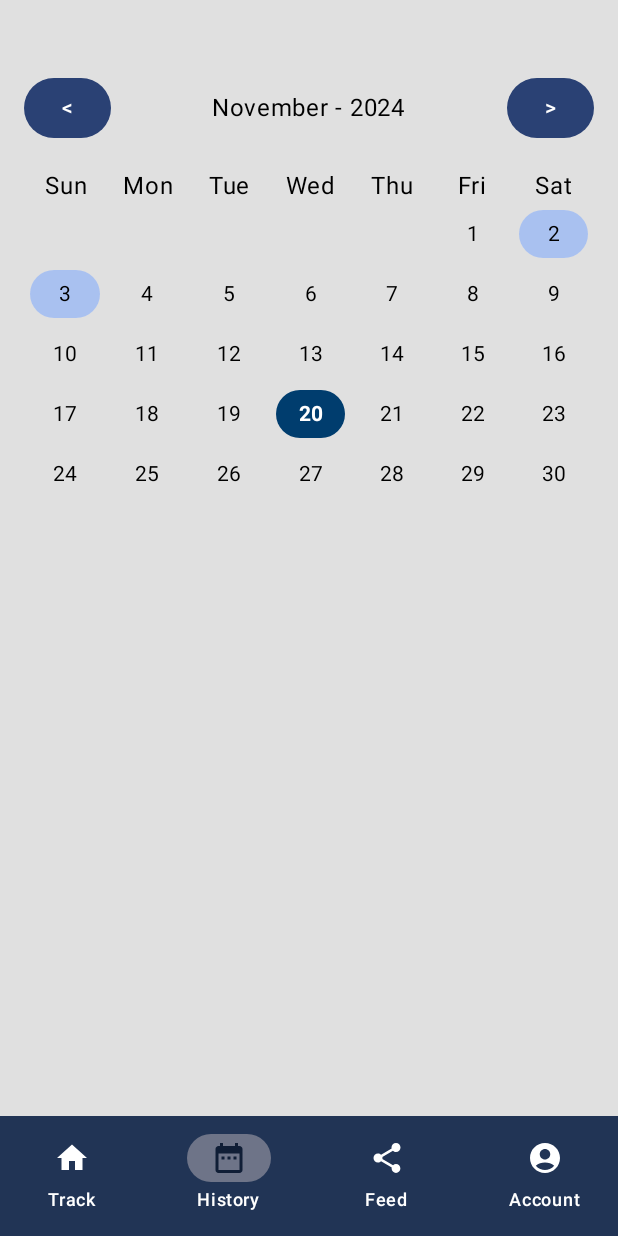
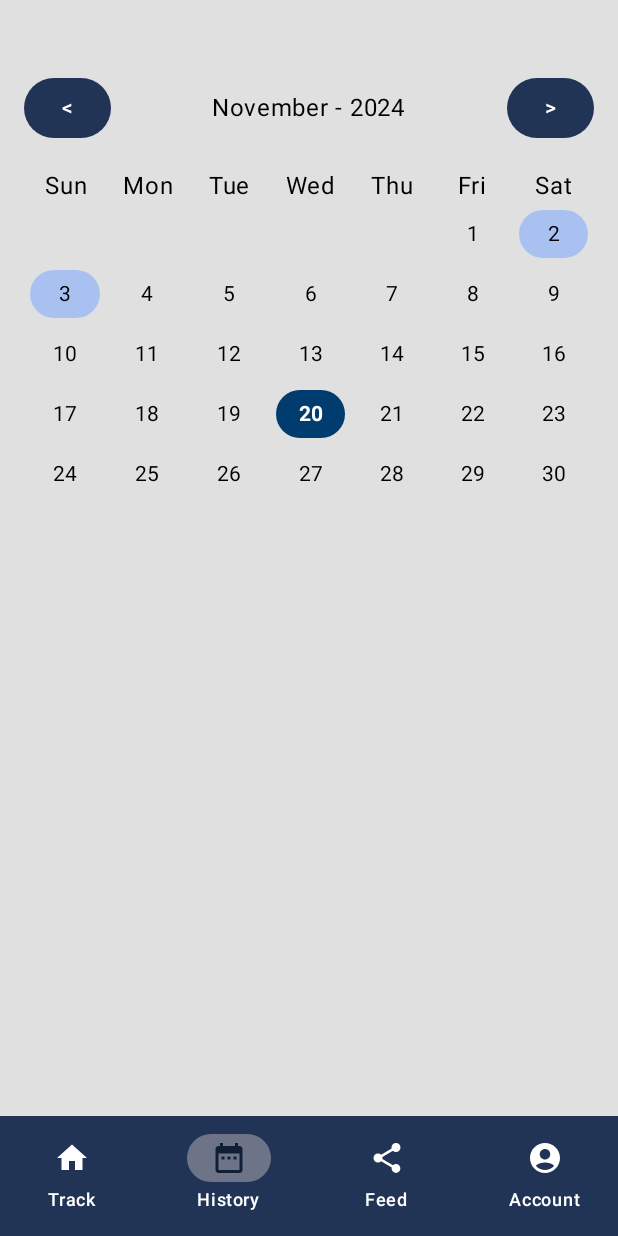
Before and after one commit to icomp4/PeakPhysique, an Android app built with Jetpack Compose: the HistoryScreen screen opened through its navigation route, on a phone screen of 412 x 824 dp. Run offline under Robolectric (Android 15) with nearby library versions, the phone set to English and light mode, and no system bars.

Commit message:
TODO 3 : When button is clicked to go to next/previous month, deselect the day pressed -- complete
also changed color of the buttons to match the navbar

```diff
--- a/app/src/main/java/com/peakphysique/app/view/HistoryScreen.kt
+++ b/app/src/main/java/com/peakphysique/app/view/HistoryScreen.kt
@@ -18,6 +18,7 @@ import androidx.compose.foundation.lazy.grid.LazyVerticalGrid
 import androidx.compose.foundation.lazy.items
 import androidx.compose.foundation.shape.CircleShape
 import androidx.compose.material3.Button
+import androidx.compose.material3.ButtonDefaults
 import androidx.compose.material3.Card
 import androidx.compose.material3.CardDefaults
 import androidx.compose.material3.Text
@@ -76,14 +77,22 @@ fun HistoryScreen(navController: NavController) {
             horizontalArrangement = Arrangement.SpaceBetween,
             verticalAlignment = Alignment.CenterVertically
         ) {
-            Button(onClick = {
+            Button(
+                onClick = {
                     if (selectedMonth.value == 1) {
                         selectedMonth.value = 12
                         selectedYear.value -= 1
                     } else {
                         selectedMonth.value -= 1
                     }
-            }) {
+                    selectedDay.value = 0
+                    workouts.value = listOf()
+                },
+                colors = ButtonDefaults.buttonColors(
+                    containerColor = Color(0xFF213455),
+                    contentColor = Color.White
+                )
+            ) {
                 Text("<")
             }
 
@@ -91,17 +100,26 @@ fun HistoryScreen(navController: NavController) {
                 text = "${Month.of(selectedMonth.value).name.lowercase().capitalize()} - ${selectedYear.value}",
             )
 
-            Button(onClick = {
+            Button(
+                onClick = {
                     if (selectedMonth.value == 12) {
                         selectedMonth.value = 1
                         selectedYear.value += 1
                     } else {
                         selectedMonth.value += 1
                     }
-            }) {
+                    selectedDay.value = 0
+                    workouts.value = listOf()
+                },
+                colors = ButtonDefaults.buttonColors(
+                    containerColor = Color(0xFF213455),
+                    contentColor = Color.White
+                )
+            ) {
                 Text(">")
             }
         }
+
 
         Spacer(modifier = Modifier.height(16.dp))
 
```
Lines whose indentation alone changed are shown as unchanged.
